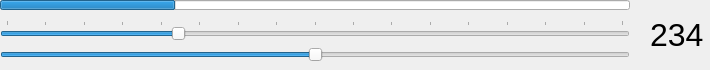
Qt form slidercontrolwidget.ui (evovch/bcontrol) before a commit.
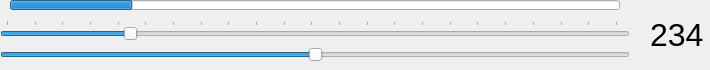
The same form after that commit. Custom widgets are drawn as their Qt base class.

What changed in the file:
```diff
--- a/slidercontrolwidget.ui
+++ b/slidercontrolwidget.ui
@@ -35,14 +35,14 @@
   <widget class="QProgressBar" name="positionBar">
    <property name="geometry">
     <rect>
-     <x>0</x>
+     <x>10</x>
      <y>0</y>
-     <width>630</width>
+     <width>610</width>
      <height>10</height>
     </rect>
    </property>
    <property name="maximum">
-    <number>720</number>
+    <number>1000</number>
    </property>
    <property name="value">
     <number>200</number>
@@ -67,7 +67,7 @@
     </rect>
    </property>
    <property name="maximum">
-    <number>720</number>
+    <number>1000</number>
    </property>
    <property name="value">
     <number>200</number>
```
Left out of the diff: 19 changed lines with no effect on the pictures.
